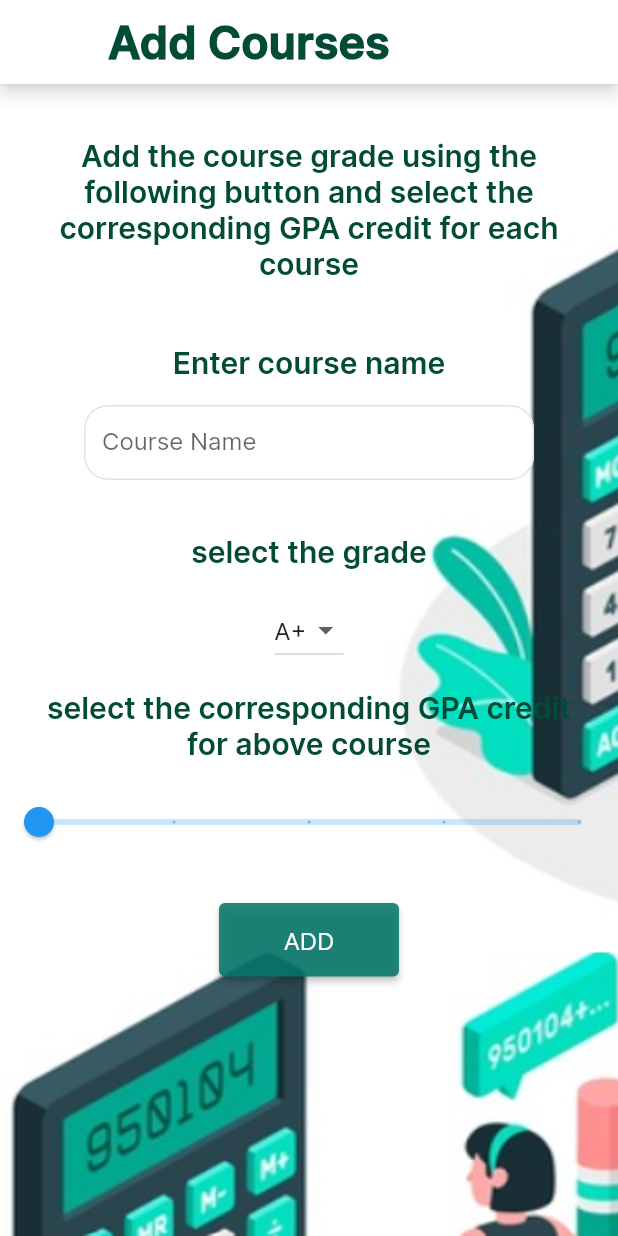
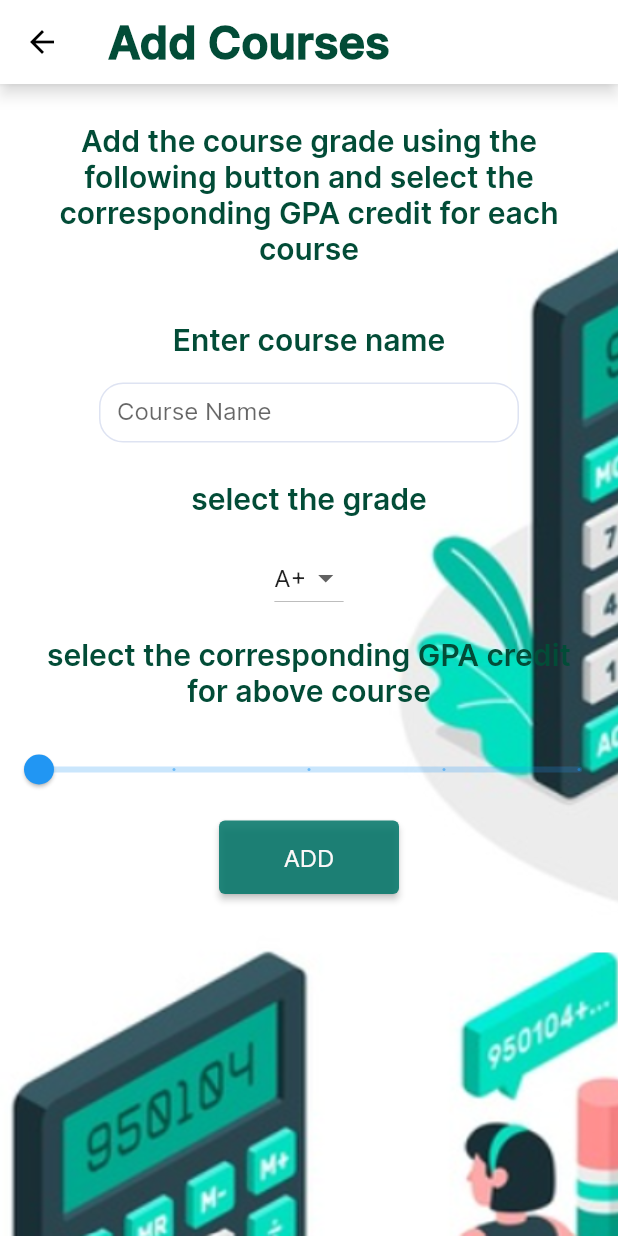
Before and after one commit to nimeshkk/Android_App, a Flutter app: the GpaPage screen opened directly, after a tap on "ADD COURSES", on a phone screen of 412 x 824 dp. Run offline on Flutter 3.47's test engine with Material 2 defaults, Android fonts, the phone set to English and light mode, and no system bars; our stand-ins replace another_carousel_pro, carousel_slider, cloud_firestore, device_preview, firebase_auth, firebase_core and 2 more; missing offline and left inert: flutter_dismissible_tile; accounts and stored records are empty.

```diff
--- a/lib/pages/gpa_pages/edit_course_page.dart
+++ b/lib/pages/gpa_pages/edit_course_page.dart
@@ -36,6 +36,7 @@ class _EditCoursePageState extends State<EditCoursePage> {
               fontSize: 30,
               color: Color.fromARGB(255, 2, 76, 55)),
         ),
+        iconTheme: IconThemeData(color: Colors.black),
       ),
       body: Padding(
         padding: const EdgeInsets.all(16.0),
--- a/lib/pages/gpa_pages/gpapage.dart
+++ b/lib/pages/gpa_pages/gpapage.dart
@@ -122,7 +122,7 @@ class _GpaPageState extends State<GpaPage> {
               ),
             ),
             const SizedBox(
-              height: 20,
+              height: 5,
             ),
             Container(
               margin: EdgeInsets.only(
--- a/lib/pages/gpa_pages/gpapage1.dart
+++ b/lib/pages/gpa_pages/gpapage1.dart
@@ -24,6 +24,7 @@ class _GpaPage1State extends State<GpaPage1> {
               fontSize: 30,
               color: Color.fromARGB(255, 2, 76, 55)),
         ),
+        iconTheme: IconThemeData(color: Colors.black),
       ),
       body: Container(
         decoration: const BoxDecoration(
@@ -37,7 +38,7 @@ class _GpaPage1State extends State<GpaPage1> {
           crossAxisAlignment: CrossAxisAlignment.center,
           children: [
             const SizedBox(
-              height: 20,
+              height: 10,
             ),
             const Padding(
               padding: EdgeInsets.all(16.0),
@@ -53,7 +54,7 @@ class _GpaPage1State extends State<GpaPage1> {
               ),
             ),
             const SizedBox(
-              height: 10,
+              height: 5,
             ),
             const Padding(
               padding: EdgeInsets.all(16.0),
@@ -71,8 +72,8 @@ class _GpaPage1State extends State<GpaPage1> {
 
             // coures name
             Container(
-              width: 300, // Set the desired width
-              height: 50, // Set the desired height
+              width: 280, // Set the desired width
+              height: 40, // Set the desired height
               child: TextField(
                 onChanged: (value) {
                   setState(() {
@@ -87,7 +88,7 @@ class _GpaPage1State extends State<GpaPage1> {
             ),
 
             const SizedBox(
-              height: 20,
+              height: 10,
             ),
             const Padding(
               padding: EdgeInsets.all(16.0),
@@ -147,7 +148,7 @@ class _GpaPage1State extends State<GpaPage1> {
               label: selectedCredits.toString(),
             ),
             const SizedBox(
-              height: 30,
+              height: 10,
             ),
             /*ElevatedButton(
               onPressed: () {
--- a/lib/pages/gpa_pages/gpapageforeign.dart
+++ b/lib/pages/gpa_pages/gpapageforeign.dart
@@ -120,7 +120,7 @@ class _GpaPageState extends State<GpaPageforeign> {
               ),
             ),
             const SizedBox(
-              height: 20,
+              height: 10,
             ),
             Container(
               margin: EdgeInsets.only(
```
Also changed, not shown: lib/pages/gpa_pages/gpahome.dart (line endings or trailing spaces).
